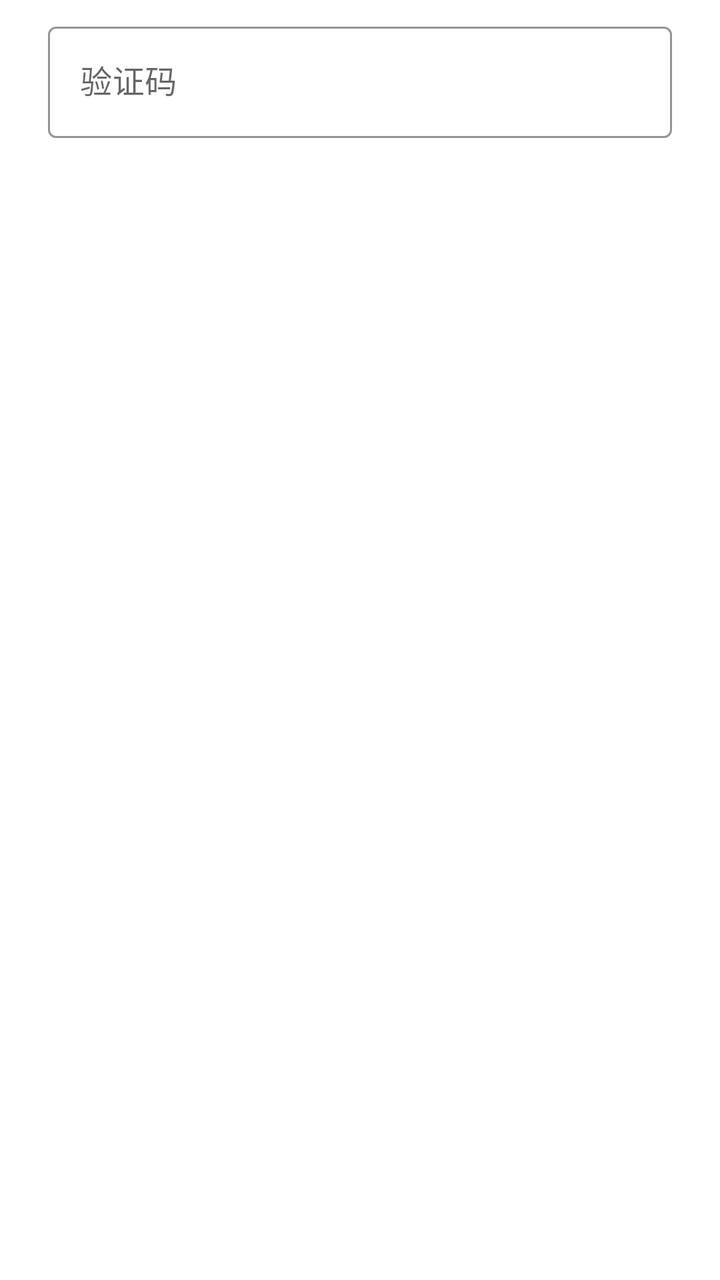
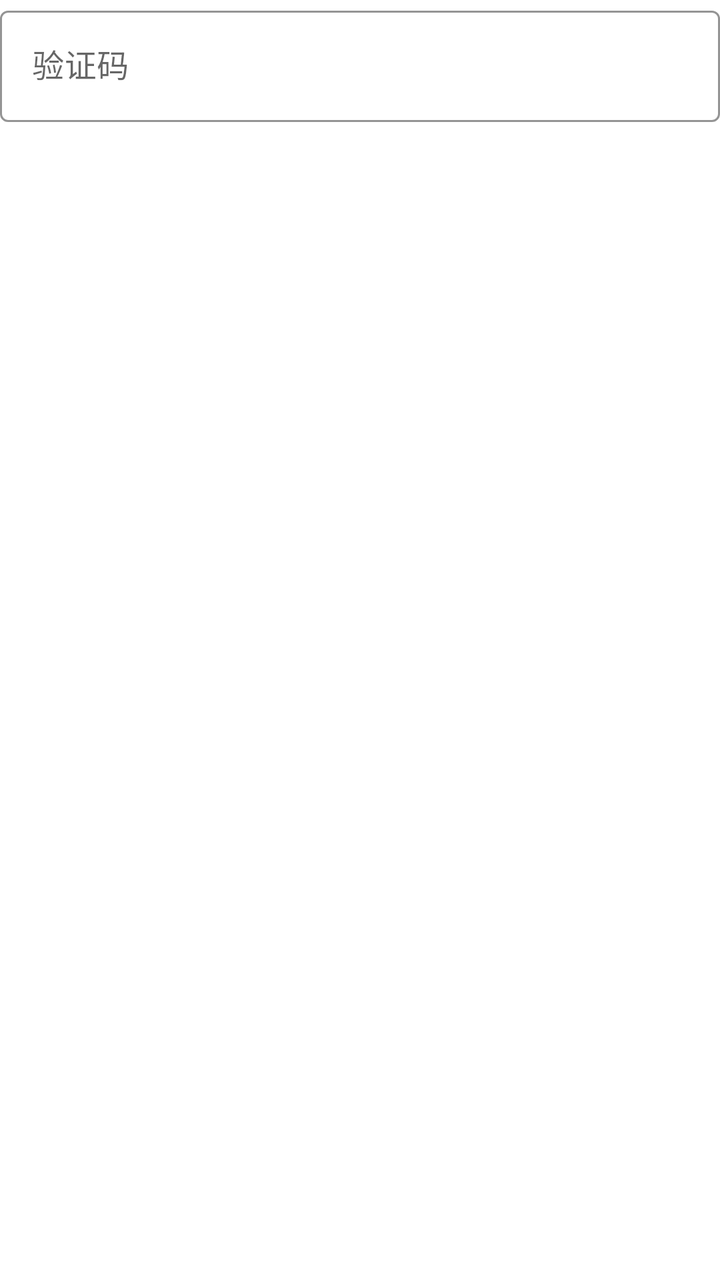

An Android layout rendered at two revisions. The XML below is the earlier revision; the diff shows what the commit changed to produce the second picture.
<!-- AndroidManifest.xml: application theme Theme.Nbu -->
<!-- res/layout/dialog_verification.xml -->
<?xml version="1.0" encoding="utf-8"?>
<com.google.android.material.textfield.TextInputLayout xmlns:android="http://schemas.android.com/apk/res/android"
    xmlns:app="http://schemas.android.com/apk/res-auto"
    android:id="@+id/tilCode"
    style="@style/Widget.MaterialComponents.TextInputLayout.OutlinedBox"
    android:layout_width="match_parent"
    android:layout_height="wrap_content"
    android:paddingHorizontal="24dp"
    android:paddingTop="8dp"
    android:hint="@string/verification_code"
    app:boxStrokeColor="@color/brand_primary">

    <com.google.android.material.textfield.TextInputEditText
        android:id="@+id/etCode"
        android:layout_width="match_parent"
        android:layout_height="wrap_content"
        android:inputType="number"
        android:maxLines="1"
        android:imeOptions="actionDone" />

</com.google.android.material.textfield.TextInputLayout>
<!-- resources referenced by this layout -->
<resources>
  <color name="brand_primary">#1976D2</color>
  <string name="verification_code">验证码</string>
  <style name="Theme.Nbu" parent="Theme.MaterialComponents.DayNight.NoActionBar">
          
          <item name="colorPrimary">@color/brand_primary</item>
          <item name="colorPrimaryVariant">@color/brand_primary_dark</item>
          <item name="colorOnPrimary">@color/white</item>
          
          <item name="colorSecondary">@color/brand_accent</item>
          <item name="colorSecondaryVariant">@color/brand_primary</item>
          <item name="colorOnSecondary">@color/white</item>
          
          <item name="android:statusBarColor">@android:color/transparent</item>
          <item name="android:windowLightStatusBar">false</item>
          
          <item name="windowNoTitle">true</item>
          <item name="windowActionBar">false</item>
      </style>
  <color name="brand_primary_dark">#0D47A1</color>
  <color name="white">#FFFFFFFF</color>
  <color name="brand_accent">#42A5F5</color>
</resources>

<!-- the commit's change to res/layout/dialog_verification.xml (unified diff, before → after) -->
@@ -5,8 +5,6 @@
     style="@style/Widget.MaterialComponents.TextInputLayout.OutlinedBox"
     android:layout_width="match_parent"
     android:layout_height="wrap_content"
-    android:paddingHorizontal="24dp"
-    android:paddingTop="8dp"
     android:hint="@string/verification_code"
     app:boxStrokeColor="@color/brand_primary">
 
